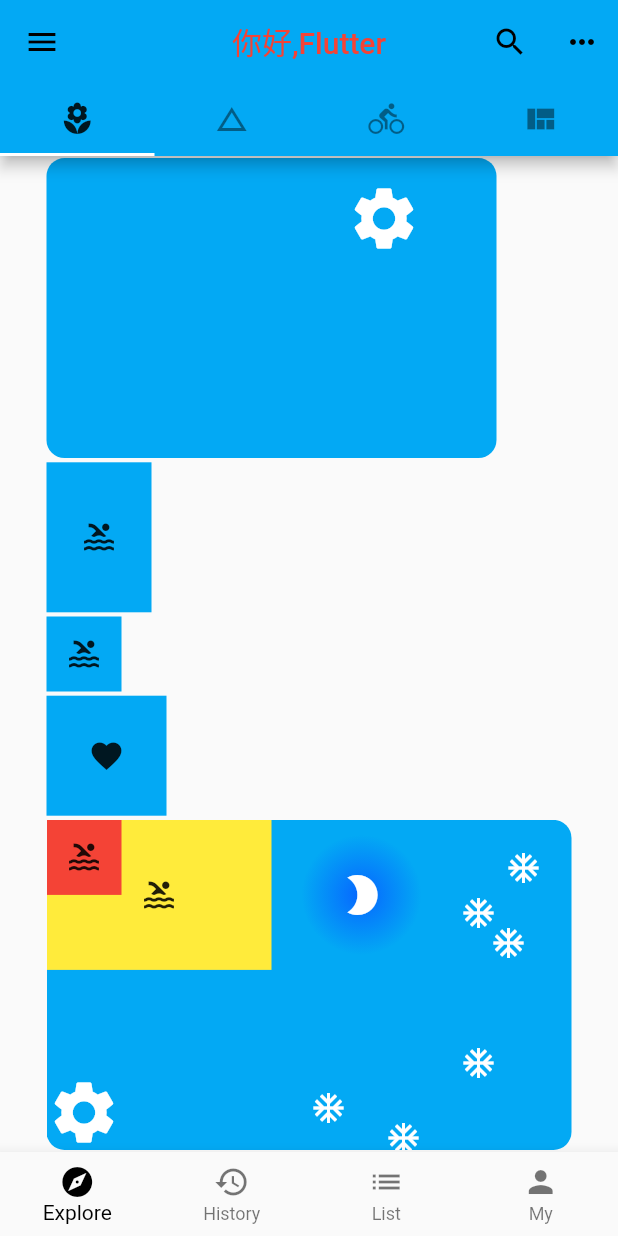
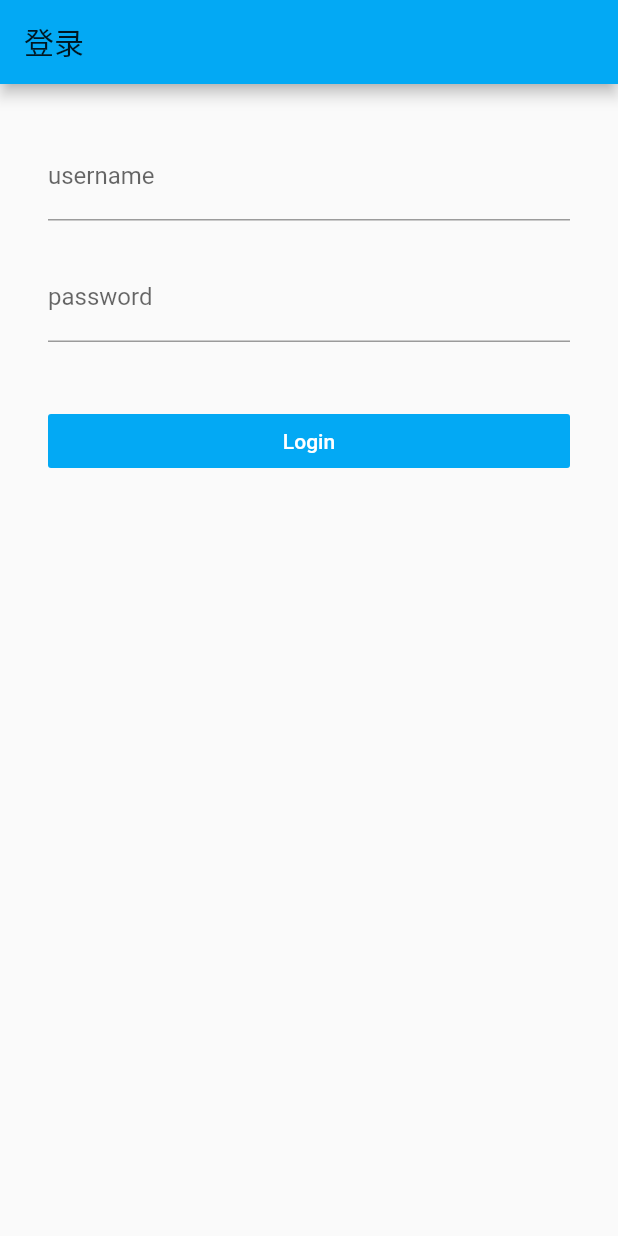
Before and after one commit to OneWayHCl/FlutterDemo, a Flutter app: the screen it shows after launch, on a phone screen of 412 x 824 dp. Run offline on Flutter 3.47's test engine with Material 2 defaults, Android fonts, the light colour scheme and no system bars.

Commit message:
no message

```diff
--- /dev/null
+++ b/FlutterDemo/lib/demo/from_demo.dart
@@ -0,0 +1,141 @@
+import 'package:flutter/material.dart';
+
+class FromDemo extends StatelessWidget {
+  @override
+  Widget build(BuildContext context) {
+    return Scaffold(
+      appBar: AppBar(
+        title: Text('登录'),
+      ),
+      body: Container(
+        padding: EdgeInsets.all(32.0),
+        child: LoginForm(),
+      ),
+    );
+  }
+}
+
+class LoginForm extends StatefulWidget {
+  LoginForm({Key key}) : super(key: key);
+
+  @override
+  _LoginFormState createState() => _LoginFormState();
+}
+
+class _LoginFormState extends State<LoginForm> {
+  final loginFormKey = GlobalKey<FormState>();
+  String username, password;
+  AutovalidateMode autovalidate = AutovalidateMode.disabled;
+
+  void submitLoginForm() {
+    if (loginFormKey.currentState.validate()) {
+      loginFormKey.currentState.save();
+      debugPrint('username:$username');
+      debugPrint('password:$password');
+      Scaffold.of(context).showSnackBar(SnackBar(content: Text('Login...')));
+    } else {
+      autovalidate = AutovalidateMode.always;
+    }
+  }
+
+  String validatorUsername(value) {
+    if (value.isEmpty) {
+      return 'username is required';
+    }
+    return null;
+  }
+
+  String validatorPassword(value) {
+    if (value.isEmpty) {
+      return 'password is required';
+    }
+    return null;
+  }
+
+  @override
+  Widget build(BuildContext context) {
+    return Form(
+        key: loginFormKey,
+        child: Column(
+          children: [
+            TextFormField(
+              decoration:
+                  InputDecoration(labelText: 'username', helperText: ''),
+              onSaved: (value) {
+                username = value;
+              },
+              validator: validatorUsername,
+              autovalidateMode: autovalidate,
+            ),
+            TextFormField(
+              obscureText: true,
+              decoration:
+                  InputDecoration(labelText: 'password', helperText: ''),
+              onSaved: (value) {
+                password = value;
+              },
+              validator: validatorPassword,
+              autovalidateMode: autovalidate,
+            ),
+            SizedBox(
+              height: 20.0,
+            ),
+            Container(
+              width: double.infinity,
+              child: RaisedButton(
+                  color: Theme.of(context).accentColor,
+                  child: Text(
+                    'Login',
+                    style: TextStyle(color: Colors.white),
+                  ),
+                  elevation: 0.0,
+                  onPressed: submitLoginForm),
+            )
+          ],
+        ));
+  }
+}
+
+class TextFieldDemo extends StatefulWidget {
+  @override
+  _TextFieldDemoState createState() => _TextFieldDemoState();
+}
+
+class _TextFieldDemoState extends State<TextFieldDemo> {
+  final textEditingController = TextEditingController();
+
+  @override
+  void dispose() {
+    textEditingController.dispose();
+    super.dispose();
+  }
+
+  @override
+  void initState() {
+    super.initState();
+    textEditingController.text = 'moren';
+    textEditingController.addListener(() {
+      debugPrint(textEditingController.text);
+    });
+  }
+
+  @override
+  Widget build(BuildContext context) {
+    return TextField(
+      controller: textEditingController,
+      decoration: InputDecoration(
+          icon: Icon(Icons.person),
+          labelText: '用户名',
+          hintText: '请输入用户名',
+          // border: InputBorder.none
+          filled: true,
+          border: OutlineInputBorder()),
+      // onChanged: (value) {
+      //   debugPrint(value);
+      // },
+      onSubmitted: (value) {
+        debugPrint(value);
+      },
+    );
+  }
+}
--- a/FlutterDemo/lib/main.dart
+++ b/FlutterDemo/lib/main.dart
@@ -1,3 +1,4 @@
+import 'package:FlutterDemo/demo/post_description.dart';
 import 'package:flutter/material.dart';
 import 'demo/bottom_navigation_bar_demo.dart';
 import 'demo/drawer_demo.dart';
@@ -8,6 +9,7 @@
 import 'demo/test_view.dart';
 import 'demo/basic_demo.dart';
 import 'data/post.dart';
+import 'demo/from_demo.dart';
 
 void main() {
   runApp(MyApp());
@@ -16,62 +18,86 @@
 class MyApp extends StatelessWidget {
   @override
   Widget build(BuildContext context) {
+    return MaterialApp(home: HomePage());
+  }
+}
+
+class HomePage extends StatefulWidget {
+  @override
+  _HomePageState createState() => _HomePageState();
+}
+
+class _HomePageState extends State<HomePage> {
+  @override
+  Widget build(BuildContext context) {
     return MaterialApp(
         title: '',
         debugShowCheckedModeBanner: false,
         theme: ThemeData(primarySwatch: Colors.lightBlue),
-        home:
-            // Tabs()
-            DefaultTabController(
-                length: 4,
-                child: Scaffold(
-                  appBar: AppBar(
-                    centerTitle: true,
-                    title: Text(
-                      '你好,Flutter',
-                      style: TextStyle(color: Colors.red),
-                    ),
-                    leading: Builder(
-                        builder: (context) => IconButton(
-                              icon: Icon(Icons.menu),
-                              onPressed: () =>
-                                  Scaffold.of(context).openDrawer(),
-                            )),
-                    actions: [
-                      IconButton(
-                          icon: Icon(Icons.search),
-                          onPressed: () =>
-                              debugPrint('Search button is pressed.')),
-                      Builder(
-                          builder: (context) => IconButton(
-                              icon: Icon(Icons.more_horiz),
-                              onPressed: () {
-                                Scaffold.of(context).openEndDrawer();
-                              }))
-                    ],
-                    bottom: TabBar(
-                        unselectedLabelColor: Colors.black45,
-                        labelColor: Colors.black87,
-                        tabs: [
-                          Tab(icon: Icon(Icons.local_florist)),
-                          Tab(icon: Icon(Icons.change_history)),
-                          Tab(icon: Icon(Icons.directions_bike)),
-                          Tab(icon: Icon(Icons.view_quilt)),
-                        ]),
-                  ),
-                  drawer: DrawerDemo(),
-                  endDrawer: DrawerDemo(),
-                  body: TabBarView(
-                    children: [
-                      MyTestView1(),
-                      MyListView(
-                        items: posts,
-                      ),
-                      SliverViewDemo(), //GridViewDemo(), //or ViewDemo(),
-                      BasicDemo(),
-                    ],
-                  ),
-                  bottomNavigationBar: BottomNavigationBarDemo(),
-                )));
+        routes: {
+          '/detail': (context) => PostShow(post: posts[0]),
+          '/from': (context) => FromDemo(),
+        },
+        home: FromDemo()
+        // Tabs()
+        // DefaultTabController(
+        //     length: 4,
+        //     child: Scaffold(
+        //       appBar: AppBar(
+        //         centerTitle: true,
+        //         title: Text(
+        //           '你好,Flutter',
+        //           style: TextStyle(color: Colors.red),
+        //         ),
+        //         leading: Builder(
+        //             builder: (context) => IconButton(
+        //                   icon: Icon(Icons.menu),
+        //                   onPressed: () =>
+        //                       Scaffold.of(context).openDrawer(),
+        //                 )),
+        //         actions: [
+        //           IconButton(
+        //               icon: Icon(Icons.search),
+        //               onPressed: () =>
+        //                   debugPrint('Search button is pressed.')),
+        //           Builder(
+        //               builder: (context) => IconButton(
+        //                   icon: Icon(Icons.more_horiz),
+        //                   onPressed: () {
+        //                     Scaffold.of(context).openEndDrawer();
+        //                   }))
+        //         ],
+        //         bottom: TabBar(
+        //             unselectedLabelColor: Colors.black45,
+        //             labelColor: Colors.black87,
+        //             tabs: [
+        //               Tab(icon: Icon(Icons.local_florist)),
+        //               Tab(icon: Icon(Icons.change_history)),
+        //               Tab(icon: Icon(Icons.directions_bike)),
+        //               Tab(icon: Icon(Icons.view_quilt)),
+        //             ]),
+        //       ),
+        //       drawer: DrawerDemo(),
+        //       endDrawer: DrawerDemo(),
+        //       body: TabBarView(
+        //         children: [
+        //           MyTestView1(),
+        //           MyListView(
+        //             items: posts,
+        //           ),
+        //           SliverViewDemo(), //GridViewDemo(), //or ViewDemo(),
+        //           BasicDemo(),
+        //         ],
+        //       ),
+        //       floatingActionButton: FloatingActionButton(
+        //         child: Text('From'),
+        //         onPressed: () {
+        //           Navigator.of(context).push(
+        //               MaterialPageRoute(builder: (context) => FromDemo()));
+        //         },
+        //       ),
+        //       bottomNavigationBar: BottomNavigationBarDemo(),
+        //     ))
+        );
   }
 }
```
Also changed, not shown: FlutterDemo/lib/demo/post_description.dart (added, +37 -0 lines), FlutterDemo/lib/demo/sliver_view_demo.dart (+16 -1 lines).
